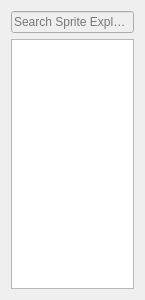
The window that src/partlist.ui (eigenbom/MQ-Sprite) describes before a commit, drawn with Qt 5.
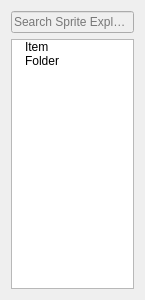
The same window after the commit. Icons and pictures are not drawn. Custom widgets are drawn as their Qt base class.

```diff
--- a/src/partlist.ui
+++ b/src/partlist.ui
@@ -64,6 +64,24 @@
        <string notr="true">1</string>
       </property>
      </column>
+     <item>
+      <property name="text">
+       <string>Item</string>
+      </property>
+      <property name="icon">
+       <iconset resource="../icons.qrc">
+        <normaloff>:/icon/icons/gentleface/document_icon&amp;16.png</normaloff>:/icon/icons/gentleface/document_icon&amp;16.png</iconset>
+      </property>
+     </item>
+     <item>
+      <property name="text">
+       <string>Folder</string>
+      </property>
+      <property name="icon">
+       <iconset resource="../icons.qrc">
+        <normaloff>:/icon/icons/gentleface/folder_icon&amp;16.png</normaloff>:/icon/icons/gentleface/folder_icon&amp;16.png</iconset>
+      </property>
+     </item>
     </widget>
    </item>
   </layout>
```
Left out of the diff: 4 changed lines with no effect on the pictures.
